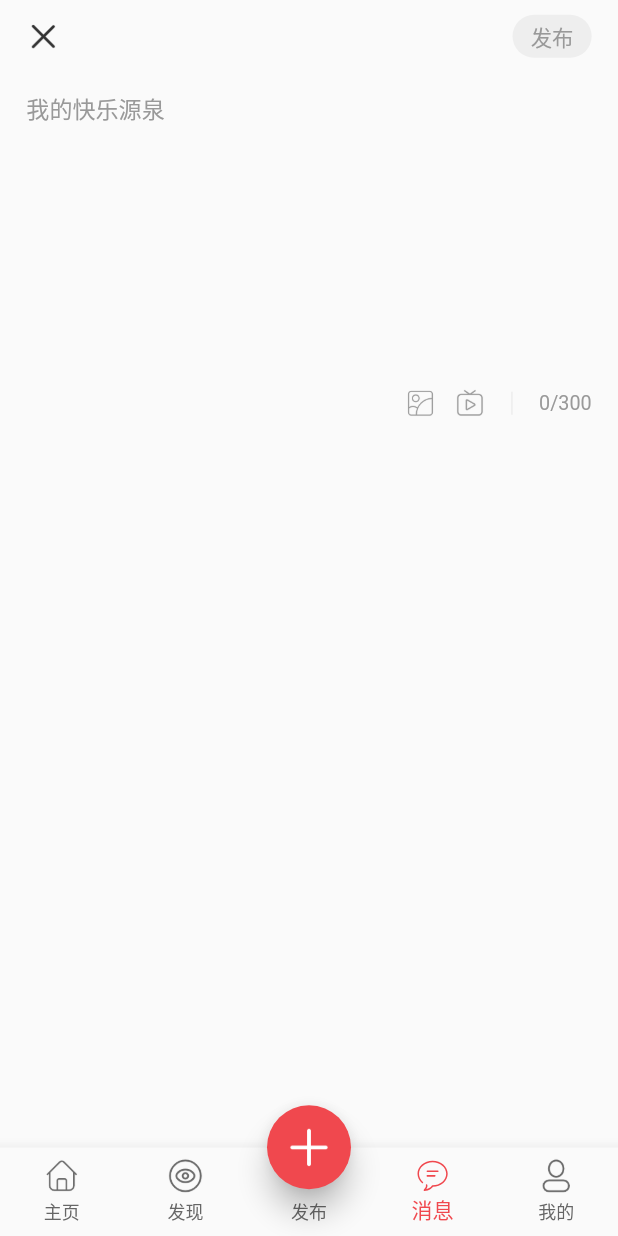
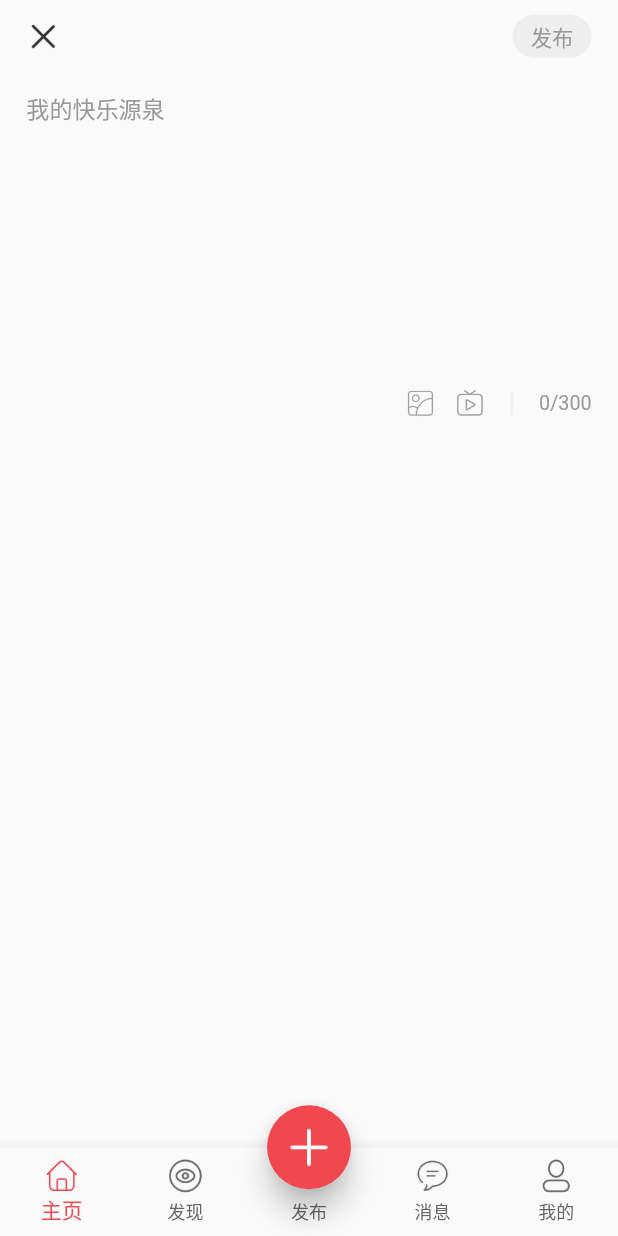
Before and after one commit to sskEvan/joke_fun_flutter, a Flutter app: the screen it shows after launch, swiped to page 3, on a phone screen of 412 x 824 dp. Run offline on Flutter 3.47's test engine with Material 2 defaults, Android fonts, the phone set to English and light mode, and no system bars; drawn by our look-alikes of pull_to_refresh; our stand-ins replace cached_network_image, chewie, convert, dio, event_bus, extended_nested_scroll_view and 14 more; missing offline and left inert: custom_image_crop, encrypt, wechat_assets_picker; accounts and stored records are empty; generated files the repository leaves out were written again; statements that could not run were skipped.

Commit message:
首页默认选中tab

```diff
--- a/lib/business/index/index_logic.dart
+++ b/lib/business/index/index_logic.dart
@@ -15,8 +15,8 @@ import '../message/message_page.dart';
 import '../my/my_page.dart';
 
 class IndexLogic extends GetxController with WidgetsBindingObserver {
-  RxInt index = 3.obs;
-  PageController pageController = PageController(initialPage: 3);
+  RxInt index = 0.obs;
+  PageController pageController = PageController(initialPage: 0);
 
   final List<Widget> navPages = [
     const KeepAliveWrapper(child: HomePage()),
```
